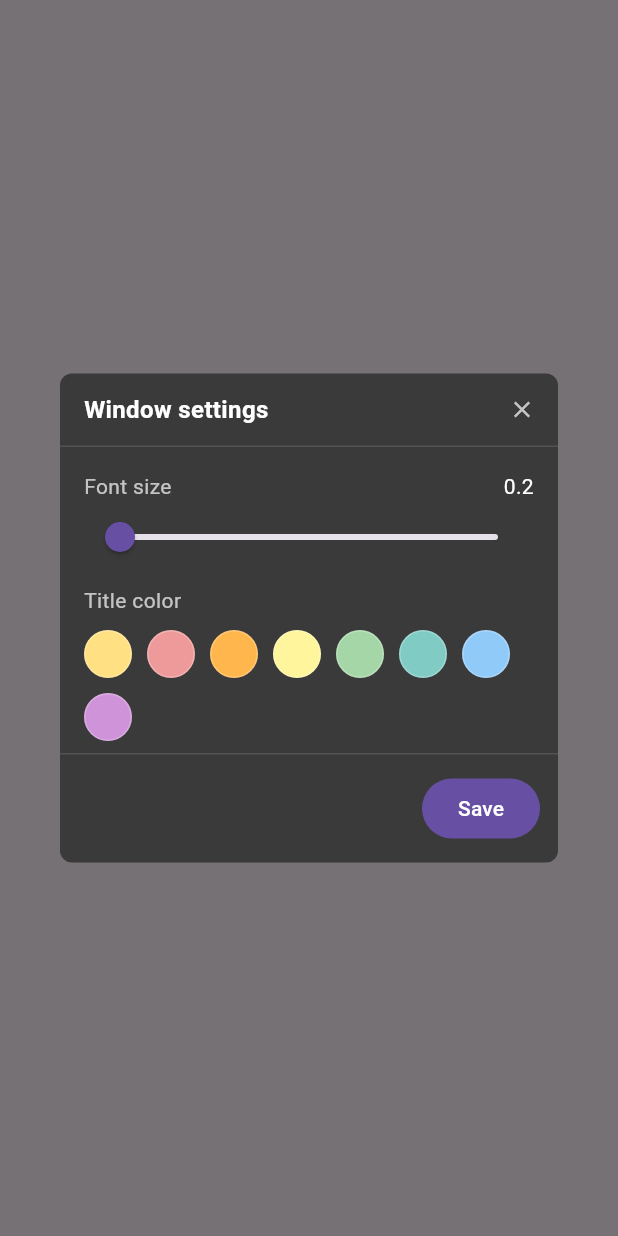
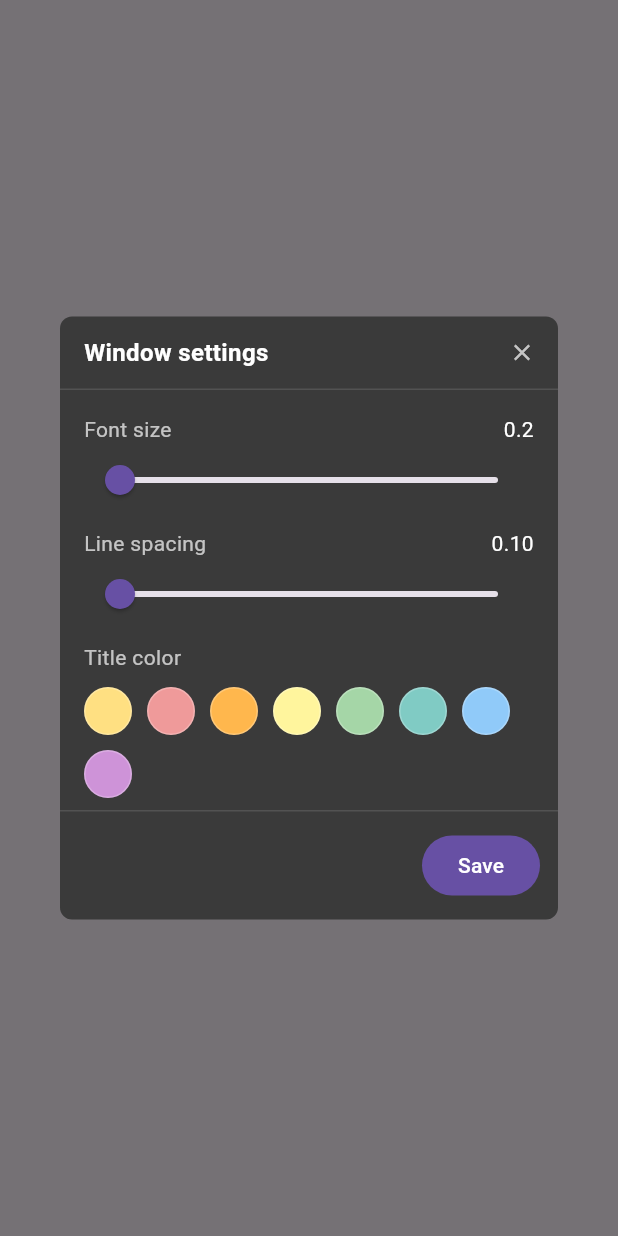
Before and after one commit to shda/StickyNotesViewer, a Flutter app: what showWindowSettingsDialog() shows on an empty page, opened directly with empty values, on a phone screen of 412 x 824 dp. Run offline on Flutter 3.47's test engine with Material 3 defaults, Android fonts, the phone set to English and light mode, and no system bars; our stand-ins replace easy_localization, flutter_markdown_plus; missing offline and left inert: dart:ffi, win32.

Commit message:
feat(settings): add configurable line spacing per note
- lineHeight field in NoteEntry (default 1.4, persisted in JSON)
- markdown_styles: lineHeight parameter applied to p/h1-h3/table styles and blockSpacing
- window settings dialog: line spacing slider
- ru/en translations: line_spacing key

```diff
--- a/assets/translations/en.json
+++ b/assets/translations/en.json
@@ -11,6 +11,7 @@
   "language": "Language",
   "window_settings": "Window settings",
   "font_size": "Font size",
+  "line_spacing": "Line spacing",
   "title_color": "Title color",
   "autostart": "Launch at system startup",
   "app_title": "Sticky Notes Viewer"
--- a/assets/translations/ru.json
+++ b/assets/translations/ru.json
@@ -11,6 +11,7 @@
   "language": "Язык",
   "window_settings": "Настройки окна",
   "font_size": "Размер шрифта",
+  "line_spacing": "Межстрочный интервал",
   "title_color": "Цвет заголовка",
   "autostart": "Автозапуск при старте системы",
   "app_title": "Sticky Notes Viewer"
--- a/lib/notes_store.dart
+++ b/lib/notes_store.dart
@@ -12,6 +12,7 @@ class NoteEntry {
     this.watchEnabled = false,
     this.fontScale = 1.0,
     this.titleColor = 0xFFFFE082,
+    this.lineHeight = 1.4,
   });
 
   factory NoteEntry.fromJson(Map<String, dynamic> json) {
@@ -25,6 +26,7 @@ class NoteEntry {
       watchEnabled: json['watchEnabled'] as bool? ?? false,
       fontScale: (json['fontScale'] as num?)?.toDouble() ?? 1.0,
       titleColor: json['titleColor'] as int? ?? 0xFFFFE082,
+      lineHeight: (json['lineHeight'] as num?)?.toDouble() ?? 1.4,
     );
   }
 
@@ -37,6 +39,7 @@ class NoteEntry {
   bool watchEnabled;
   double fontScale;
   int titleColor;
+  double lineHeight;
 
   Map<String, dynamic> toJson() {
     return {
@@ -49,6 +52,7 @@ class NoteEntry {
       'watchEnabled': watchEnabled,
       'fontScale': fontScale,
       'titleColor': titleColor,
+      'lineHeight': lineHeight,
     };
   }
 }
@@ -186,6 +190,7 @@ class NotesStore {
     String id, {
     required double fontScale,
     required int titleColor,
+    required double lineHeight,
   }) async {
     final notes = await load();
     final index = notes.indexWhere((n) => n.id == id);
@@ -194,6 +199,7 @@ class NotesStore {
     }
     notes[index].fontScale = fontScale;
     notes[index].titleColor = titleColor;
+    notes[index].lineHeight = lineHeight;
     await _save(notes);
   }
 
--- a/lib/widgets/window_settings_dialog.dart
+++ b/lib/widgets/window_settings_dialog.dart
@@ -16,20 +16,24 @@ const kTitleColors = <Color>[
   Color(0xFFCE93D8), // purple
 ];
 
-/// Opens the per-window settings dialog (font scale + title color).
+/// Opens the per-window settings dialog (font scale, line spacing, title
+/// color).
 ///
-/// Changes are applied live via [onChanged] as the user drags the slider or
-/// taps a color.
+/// Changes are applied live via [onChanged] as the user drags a slider or taps
+/// a color.
 Future<void> showWindowSettingsDialog(
   BuildContext context, {
   required double initialFontScale,
+  required double initialLineHeight,
   required Color initialTitleColor,
-  required void Function(double fontScale, Color titleColor) onChanged,
+  required void Function(double fontScale, double lineHeight, Color titleColor)
+      onChanged,
 }) {
   return showDialog<void>(
     context: context,
     builder: (context) => _WindowSettingsDialog(
       initialFontScale: initialFontScale,
+      initialLineHeight: initialLineHeight,
       initialTitleColor: initialTitleColor,
       onChanged: onChanged,
     ),
@@ -39,13 +43,16 @@ Future<void> showWindowSettingsDialog(
 class _WindowSettingsDialog extends StatefulWidget {
   const _WindowSettingsDialog({
     required this.initialFontScale,
+    required this.initialLineHeight,
     required this.initialTitleColor,
     required this.onChanged,
   });
 
   final double initialFontScale;
+  final double initialLineHeight;
   final Color initialTitleColor;
-  final void Function(double fontScale, Color titleColor) onChanged;
+  final void Function(double fontScale, double lineHeight, Color titleColor)
+      onChanged;
 
   @override
   State<_WindowSettingsDialog> createState() => _WindowSettingsDialogState();
@@ -53,16 +60,18 @@ class _WindowSettingsDialog extends StatefulWidget {
 
 class _WindowSettingsDialogState extends State<_WindowSettingsDialog> {
   late double _fontScale;
+  late double _lineHeight;
   late Color _titleColor;
 
   @override
   void initState() {
     super.initState();
     _fontScale = widget.initialFontScale.clamp(0.2, 2.0);
+    _lineHeight = widget.initialLineHeight.clamp(0.1, 2.0);
     _titleColor = widget.initialTitleColor;
   }
 
-  void _emit() => widget.onChanged(_fontScale, _titleColor);
+  void _emit() => widget.onChanged(_fontScale, _lineHeight, _titleColor);
 
   @override
   Widget build(BuildContext context) {
@@ -91,8 +100,7 @@ class _WindowSettingsDialogState extends State<_WindowSettingsDialog> {
                 IconButton(
                   tooltip: 'close'.tr(),
                   onPressed: () => Navigator.of(context).pop(),
-                  icon:
-                      const Icon(Icons.close, size: 18, color: Colors.white70),
+                  icon: const Icon(Icons.close, size: 18, color: Colors.white70),
                 ),
               ],
             ),
@@ -133,10 +141,39 @@ class _WindowSettingsDialogState extends State<_WindowSettingsDialog> {
                     },
                   ),
                   const SizedBox(height: 8),
+                  Row(
+                    children: [
+                      Expanded(
+                        child: Text(
+                          'line_spacing'.tr(),
+                          style: const TextStyle(
+                              color: Colors.white70, fontSize: 14),
+                        ),
+                      ),
+                      SizedBox(
+                        width: 48,
+                        child: Text(
+                          _lineHeight.toStringAsFixed(2),
+                          textAlign: TextAlign.right,
+                          style: const TextStyle(
+                              color: Colors.white, fontSize: 14),
+                        ),
+                      ),
+                    ],
+                  ),
+                  Slider(
+                    value: _lineHeight,
+                    min: 0.1,
+                    max: 2.0,
+                    onChanged: (v) {
+                      setState(() => _lineHeight = v);
+                      _emit();
+                    },
+                  ),
+                  const SizedBox(height: 8),
                   Text(
                     'title_color'.tr(),
-                    style:
-                        const TextStyle(color: Colors.white70, fontSize: 14),
+                    style: const TextStyle(color: Colors.white70, fontSize: 14),
                   ),
                   const SizedBox(height: 10),
                   Wrap(
```
Also changed, not shown: lib/markdown_styles.dart (+9 -3 lines), lib/viewer_app.dart (+9 -1 lines).
